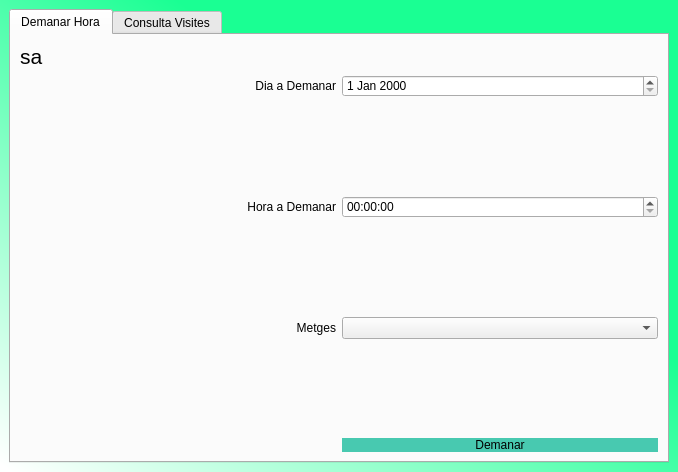
This is Vistes/Pacient.ui in Jordiva/MongoDB as Qt 5 draws it before an edit. The edited form follows.
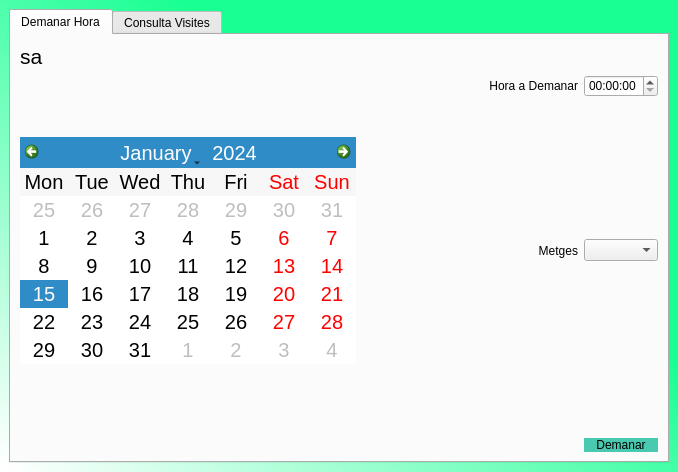
This is the edited form.

Diff of the .ui file:
```diff
--- a/Vistes/Pacient.ui
+++ b/Vistes/Pacient.ui
@@ -30,10 +30,53 @@
         <string>Demanar Hora</string>
        </attribute>
        <layout class="QGridLayout" name="gridLayout_2">
+        <item row="7" column="2">
+         <spacer name="verticalSpacer">
+          <property name="orientation">
+           <enum>Qt::Vertical</enum>
+          </property>
+          <property name="sizeHint" stdset="0">
+           <size>
+            <width>20</width>
+            <height>40</height>
+           </size>
+          </property>
+         </spacer>
+        </item>
+        <item row="3" column="1">
+         <widget class="QLabel" name="label_2">
+          <property name="text">
+           <string>Metges</string>
+          </property>
+          <property name="alignment">
+           <set>Qt::AlignRight|Qt::AlignTrailing|Qt::AlignVCenter</set>
+          </property>
+         </widget>
+        </item>
+        <item row="4" column="1">
+         <spacer name="horizontalSpacer">
+          <property name="orientation">
+           <enum>Qt::Horizontal</enum>
+          </property>
+          <property name="sizeHint" stdset="0">
+           <size>
+            <width>40</width>
+            <height>20</height>
+           </size>
+          </property>
+         </spacer>
+        </item>
         <item row="1" column="1">
-         <widget class="QDateEdit" name="dateEdit"/>
+         <widget class="QLabel" name="label_3">
+          <property name="text">
+           <string>Hora a Demanar</string>
+          </property>
+          <property name="alignment">
+           <set>Qt::AlignRight|Qt::AlignTrailing|Qt::AlignVCenter</set>
+          </property>
+         </widget>
         </item>
-        <item row="8" column="1">
+        <item row="9" column="2">
          <widget class="QPushButton" name="pushButton">
           <property name="styleSheet">
            <string notr="true">border-radius:10px;
@@ -45,19 +88,6 @@
           </property>
          </widget>
         </item>
-        <item row="6" column="0">
-         <spacer name="verticalSpacer">
-          <property name="orientation">
-           <enum>Qt::Vertical</enum>
-          </property>
-          <property name="sizeHint" stdset="0">
-           <size>
-            <width>20</width>
-            <height>40</height>
-           </size>
-          </property>
-         </spacer>
-        </item>
         <item row="0" column="0">
          <widget class="QLabel" name="usuari">
           <property name="font">
@@ -78,17 +108,7 @@
           </property>
          </widget>
         </item>
-        <item row="5" column="0">
-         <widget class="QLabel" name="label_2">
-          <property name="text">
-           <string>Metges</string>
-          </property>
-          <property name="alignment">
-           <set>Qt::AlignRight|Qt::AlignTrailing|Qt::AlignVCenter</set>
-          </property>
-         </widget>
-        </item>
-        <item row="4" column="1">
+        <item row="4" column="2">
          <spacer name="verticalSpacer_3">
           <property name="orientation">
            <enum>Qt::Vertical</enum>
@@ -101,37 +121,18 @@
           </property>
          </spacer>
         </item>
-        <item row="5" column="1">
-         <widget class="QComboBox" name="llista_metges"/>
-        </item>
-        <item row="1" column="0">
-         <widget class="QLabel" name="label">
-          <property name="toolTip">
-           <string>&lt;html&gt;&lt;head/&gt;&lt;body&gt;&lt;p align=&quot;right&quot;&gt;gffggg&lt;/p&gt;&lt;/body&gt;&lt;/html&gt;</string>
-          </property>
-          <property name="whatsThis">
-           <string>&lt;html&gt;&lt;head/&gt;&lt;body&gt;&lt;p align=&quot;right&quot;&gt;ggfgf&lt;/p&gt;&lt;/body&gt;&lt;/html&gt;</string>
-          </property>
-          <property name="layoutDirection">
-           <enum>Qt::LeftToRight</enum>
-          </property>
-          <property name="text">
-           <string>Dia a Demanar</string>
-          </property>
-          <property name="alignment">
-           <set>Qt::AlignRight|Qt::AlignTrailing|Qt::AlignVCenter</set>
-          </property>
-         </widget>
-        </item>
-        <item row="3" column="1">
+        <item row="1" column="2">
          <widget class="QTimeEdit" name="timeEdit">
           <property name="displayFormat">
            <string>HH:mm:ss</string>
           </property>
          </widget>
         </item>
-        <item row="2" column="1">
-         <spacer name="verticalSpacer_4">
+        <item row="3" column="2">
+         <widget class="QComboBox" name="llista_metges"/>
+        </item>
+        <item row="2" column="2">
+         <spacer name="verticalSpacer_2">
           <property name="orientation">
            <enum>Qt::Vertical</enum>
           </property>
@@ -144,12 +145,18 @@
          </spacer>
         </item>
         <item row="3" column="0">
-         <widget class="QLabel" name="label_3">
-          <property name="text">
-           <string>Hora a Demanar</string>
+         <widget class="QCalendarWidget" name="calendarWidget_2">
+          <property name="styleSheet">
+           <string notr="true">font:20px;</string>
           </property>
-          <property name="alignment">
-           <set>Qt::AlignRight|Qt::AlignTrailing|Qt::AlignVCenter</set>
+          <property name="gridVisible">
+           <bool>false</bool>
+          </property>
+          <property name="horizontalHeaderFormat">
+           <enum>QCalendarWidget::ShortDayNames</enum>
+          </property>
+          <property name="verticalHeaderFormat">
+           <enum>QCalendarWidget::NoVerticalHeader</enum>
           </property>
          </widget>
         </item>
```
Left out of the diff: 16 changed lines with no effect on the pictures.
